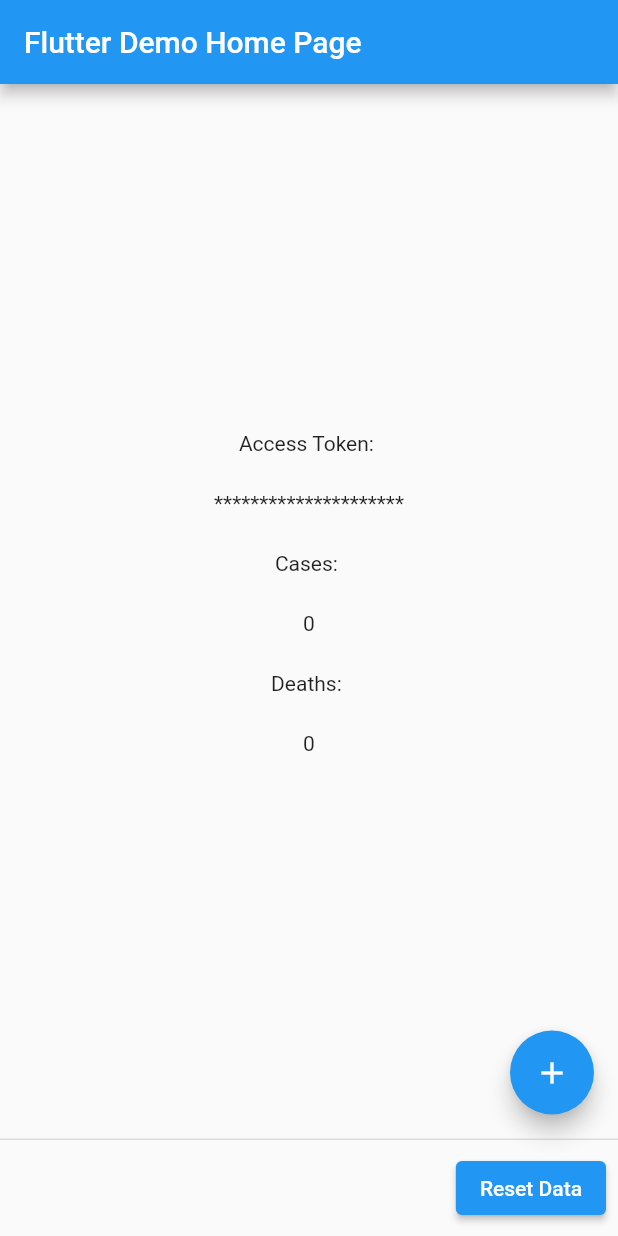
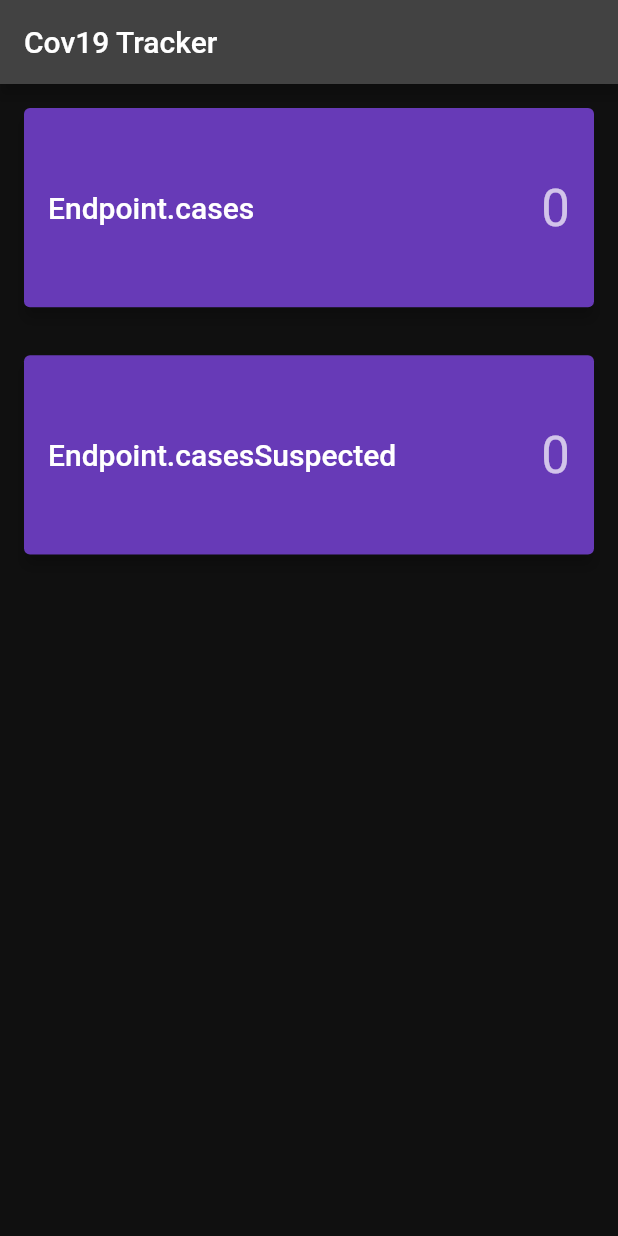
Before and after one commit to fatlhr/covid19_realtime_project, a Flutter app: the screen it shows after launch, on a phone screen of 412 x 824 dp. Run offline on Flutter 3.47's test engine with Material 2 defaults, Android fonts, the phone set to English and light mode, and no system bars; network calls fail.

Commit message:
Loading data multiple endpoints with Future.wait

```diff
--- a/lib/app/repositories/data_repository.dart
+++ b/lib/app/repositories/data_repository.dart
@@ -1,30 +1,61 @@
+import 'package:covid19_realtime_project/app/repositories/endpoint_data.dart';
 import 'package:covid19_realtime_project/app/services/api.dart';
 import 'package:covid19_realtime_project/app/services/api_service.dart';
-import 'package:flutter/foundation.dart';
+
 import 'package:http/http.dart';
 
 class DataRepository {
   DataRepository({required this.apiService});
   final APIService apiService;
-  late String _accessToken;
+  String? _accessToken;
   Future<int> getEndpointData(Endpoint endpoint) async {
     try {
-      if (_accessToken.isEmpty) {
-        _accessToken = await apiService.getAccessToken();
-      }
+      _accessToken ??= await apiService.getAccessToken();
       return await apiService.getEndPointData(
         endpoint: endpoint,
-        accessToken: _accessToken,
+        accessToken: _accessToken!,
       );
     } on Response catch (response) {
       if (response.statusCode == 401) {
         _accessToken = await apiService.getAccessToken();
         return await apiService.getEndPointData(
           endpoint: endpoint,
-          accessToken: _accessToken,
+          accessToken: _accessToken!,
         );
       }
       rethrow;
     }
   }
+
+  Future<EndpointsData> getAllEndpointData() async {
+    final values = await Future.wait([
+      apiService.getEndPointData(
+        accessToken: _accessToken!,
+        endpoint: Endpoint.cases,
+      ),
+      apiService.getEndPointData(
+        accessToken: _accessToken!,
+        endpoint: Endpoint.casesConfirmed,
+      ),
+      apiService.getEndPointData(
+        accessToken: _accessToken!,
+        endpoint: Endpoint.casesSuspected,
+      ),
+      apiService.getEndPointData(
+        accessToken: _accessToken!,
+        endpoint: Endpoint.deaths,
+      ),
+      apiService.getEndPointData(
+        accessToken: _accessToken!,
+        endpoint: Endpoint.recovered,
+      ),
+    ]);
+    return EndpointsData(values: {
+      Endpoint.cases: values[0],
+      Endpoint.casesConfirmed: values[1],
+      Endpoint.casesSuspected: values[2],
+      Endpoint.deaths: values[3],
+      Endpoint.recovered: values[4],
+    });
+  }
 }
--- /dev/null
+++ b/lib/app/repositories/endpoint_data.dart
@@ -0,0 +1,17 @@
+import 'package:covid19_realtime_project/app/services/api.dart';
+
+class EndpointsData {
+  EndpointsData({required this.values});
+  final Map<Endpoint, int> values;
+
+  int get cases => values[Endpoint.cases]!;
+  int get casesonfirmed => values[Endpoint.casesConfirmed]!;
+  int get casesSuspected => values[Endpoint.casesSuspected]!;
+  int get deaths => values[Endpoint.deaths]!;
+  int get recovered => values[Endpoint.recovered]!;
+
+  @override
+  String toString() {
+    return 'cases: $cases, casesonfirmed: $casesonfirmed, casesSuspected: $casesSuspected, deaths: $deaths, recovered: $recovered';
+  }
+}
--- /dev/null
+++ b/lib/app/ui/dashboard.dart
@@ -0,0 +1,66 @@
+import 'package:covid19_realtime_project/app/repositories/data_repository.dart';
+import 'package:covid19_realtime_project/app/repositories/endpoint_data.dart';
+import 'package:covid19_realtime_project/app/services/api.dart';
+import 'package:covid19_realtime_project/app/ui/endpoint_card_widget.dart';
+import 'package:flutter/material.dart';
+import 'package:provider/provider.dart';
+
+class Dashboard extends StatefulWidget {
+  const Dashboard({Key? key}) : super(key: key);
+
+  @override
+  State<Dashboard> createState() => _DashboardState();
+}
+
+class _DashboardState extends State<Dashboard> {
+  int _cases = 0;
+  int _cases2 = 0;
+  int _data = 0;
+  @override
+  void initState() {
+    super.initState();
+    _updateData();
+  }
+
+  Future<void> _updateData() async {
+    final dataRepository = Provider.of<DataRepository>(context, listen: false);
+    final cases = await dataRepository.getEndpointData(Endpoint.cases);
+    final cases2 = await dataRepository.getAllEndpointData();
+    final data = await dataRepository.getAllEndpointData();
+
+    setState(() {
+      _cases = cases;
+      //_cases2 = cases2.cases ?? 0;
+      _data = data.casesSuspected;
+    });
+  }
+
+  @override
+  Widget build(BuildContext context) {
+    return Scaffold(
+      appBar: AppBar(
+        title: const Text('Cov19 Tracker'),
+      ),
+      body: RefreshIndicator(
+        onRefresh: () {
+          debugPrint('------refreshing------');
+          return _updateData();
+        },
+        child: Center(
+          child: ListView(
+            children: <Widget>[
+              EndpointCard(
+                endpoint: Endpoint.cases,
+                value: _cases,
+              ),
+              EndpointCard(
+                endpoint: Endpoint.casesSuspected,
+                value: _data,
+              )
+            ],
+          ),
+        ),
+      ),
+    );
+  }
+}
--- /dev/null
+++ b/lib/app/ui/endpoint_card_widget.dart
@@ -0,0 +1,41 @@
+import 'package:covid19_realtime_project/app/repositories/endpoint_data.dart';
+import 'package:covid19_realtime_project/app/services/api.dart';
+import 'package:flutter/material.dart';
+
+class EndpointCard extends StatelessWidget {
+  const EndpointCard({
+    Key? key,
+    required this.value,
+    required this.endpoint,
+  }) : super(key: key);
+
+  final Endpoint endpoint;
+  final int value;
+  @override
+  Widget build(BuildContext context) {
+    return SizedBox(
+      height: MediaQuery.of(context).size.height / 5,
+      child: Card(
+        margin: const EdgeInsets.all(16),
+        color: Colors.deepPurple,
+        elevation: 4,
+        child: Padding(
+          padding: const EdgeInsets.all(16.0),
+          child: Row(
+            mainAxisAlignment: MainAxisAlignment.spaceBetween,
+            children: <Widget>[
+              Text(
+                '$endpoint',
+                style: Theme.of(context).textTheme.headline6,
+              ),
+              Text(
+                value.toString(),
+                style: Theme.of(context).textTheme.headline4,
+              ),
+            ],
+          ),
+        ),
+      ),
+    );
+  }
+}
--- a/lib/main.dart
+++ b/lib/main.dart
@@ -1,153 +1,29 @@
+import 'package:covid19_realtime_project/app/ui/dashboard.dart';
+import 'package:covid19_realtime_project/app/repositories/data_repository.dart';
 import 'package:covid19_realtime_project/app/services/api.dart';
 import 'package:covid19_realtime_project/app/services/api_service.dart';
 import 'package:flutter/material.dart';
+import 'package:provider/provider.dart';
 
-void main() => runApp(MyApp());
+void main() => runApp(const MyApp());
 
 class MyApp extends StatelessWidget {
+  const MyApp({Key? key}) : super(key: key);
+
   // This widget is the root of your application.
   @override
   Widget build(BuildContext context) {
-    return MaterialApp(
-      title: 'Flutter Demo',
-      theme: ThemeData(
-        // This is the theme of your application.
-        //
-        // Try running your application with "flutter run". You'll see the
-        // application has a blue toolbar. Then, without quitting the app, try
-        // changing the primarySwatch below to Colors.green and then invoke
-        // "hot reload" (press "r" in the console where you ran "flutter run",
-        // or simply save your changes to "hot reload" in a Flutter IDE).
-        // Notice that the counter didn't reset back to zero; the application
-        // is not restarted.
-        primarySwatch: Colors.blue,
+    return Provider<DataRepository>(
+      create: (_) => DataRepository(apiService: APIService(api: API.sandbox())),
+      child: MaterialApp(
+        debugShowCheckedModeBanner: false,
+        title: 'Cov19 Tracker',
+        theme: ThemeData.dark().copyWith(
+          cardColor: const Color(0xFF222222),
+          scaffoldBackgroundColor:const  Color(0xFF101010),
+        ),
+        home: const Dashboard(),
       ),
-      home: MyHomePage(title: 'Flutter Demo Home Page'),
     );
   }
 }
-
-class MyHomePage extends StatefulWidget {
-  const MyHomePage({Key? key, required this.title}) : super(key: key);
-
-  // This widget is the home page of your application. It is stateful, meaning
-  // that it has a State object (defined below) that contains fields that affect
-  // how it looks.
-
-  // This class is the configuration for the state. It holds the values (in this
-  // case the title) provided by the parent (in this case the App widget) and
-  // used by the build method of the State. Fields in a Widget subclass are
-  // always marked "final".
-
-  final String title;
-
-  @override
-  _MyHomePageState createState() => _MyHomePageState();
-}
-
-class _MyHomePageState extends State<MyHomePage> {
-  String _accessToken = '*********************';
-  int _cases = 0;
-  int _deaths = 0;
-
-  void _updateData() async {
-    final apiService = APIService(api: API.sandbox());
-    final accessToken = await apiService.getAccessToken();
-    final cases = await apiService.getEndPointData(
-      accessToken: accessToken,
-      endpoint: Endpoint.cases,
-    );
-    final deaths = await apiService.getEndPointData(
-      accessToken: accessToken,
-      endpoint: Endpoint.deaths,
-    );
-    setState(() {
-      _accessToken = accessToken;
-      _cases = cases;
-      _deaths = deaths;
-    });
-  }
-
-  void _resetData() async {
-    setState(() {
-      _accessToken = "0";
-      _cases = 0;
-      _deaths = 0;
-    });
-  }
-
-  @override
-  Widget build(BuildContext context) {
-    // This method is rerun every time setState is called, for instance as done
-    // by the _incrementCounter method above.
-    //
-    // The Flutter framework has been optimized to make rerunning build methods
-    // fast, so that you can just rebuild anything that needs updating rather
-    // than having to individually change instances of widgets.
-    return Scaffold(
-      appBar: AppBar(
-        // Here we take the value from the MyHomePage object that was created by
-        // the App.build method, and use it to set our appbar title.
-        title: Text(widget.title),
-      ),
-      body: Center(
-        // Center is a layout widget. It takes a single child and positions it
-        // in the middle of the parent.
-        child: Column(
-          // Column is also a layout widget. It takes a list of children and
-          // arranges them vertically. By default, it sizes itself to fit its
-          // children horizontally, and tries to be as tall as its parent.
-          //
-          // Invoke "debug painting" (press "p" in the console, choose the
-          // "Toggle Debug Paint" action from the Flutter Inspector in Android
-          // Studio, or the "Toggle Debug Paint" command in Visual Studio Code)
-          // to see the wireframe for each widget.
-          //
-          // Column has various properties to control how it sizes itself and
-          // how it positions its children. Here we use mainAxisAlignment to
-          // center the children vertically; the main axis here is the vertical
-          // axis because Columns are vertical (the cross axis would be
-          // horizontal).
-          mainAxisAlignment: MainAxisAlignment.center,
-          children: <Widget>[
-            const Text('Access Token: '),
-            Padding(
-              padding: const EdgeInsets.all(24.0),
-              child: Text(
-                _accessToken,
-                //style: Theme.of(context).textTheme.display1,
-              ),
-            ),
-            const Text('Cases: '),
-            Padding(
-              padding: const EdgeInsets.all(24.0),
-              child: Text(
-                _cases.toString(),
-                //style: Theme.of(context).textTheme.display1,
-              ),
-            ),
-            const Text('Deaths: '),
-            Padding(
-              padding: const EdgeInsets.all(24.0),
-              child: Text(
-                _deaths.toString(),
-                //style: Theme.of(context).textTheme.display1,
-              ),
-            ),
-          ],
-        ),
-      ),
-      floatingActionButton: FloatingActionButton(
-        onPressed: _updateData,
-        tooltip: 'Increment',
-        child: const Icon(Icons.add),
-      ), // This trailing comma makes auto-formatting nicer for build methods.
-      persistentFooterButtons: [
-        ElevatedButton(
-          child: const Text('Reset Data'),
-          onPressed: _resetData,
-        ),
-      ],
-    );
-  }
-}
```
Also changed, not shown: pubspec.yaml (+1 -6 lines), pubspec.lock, 1 other file.
